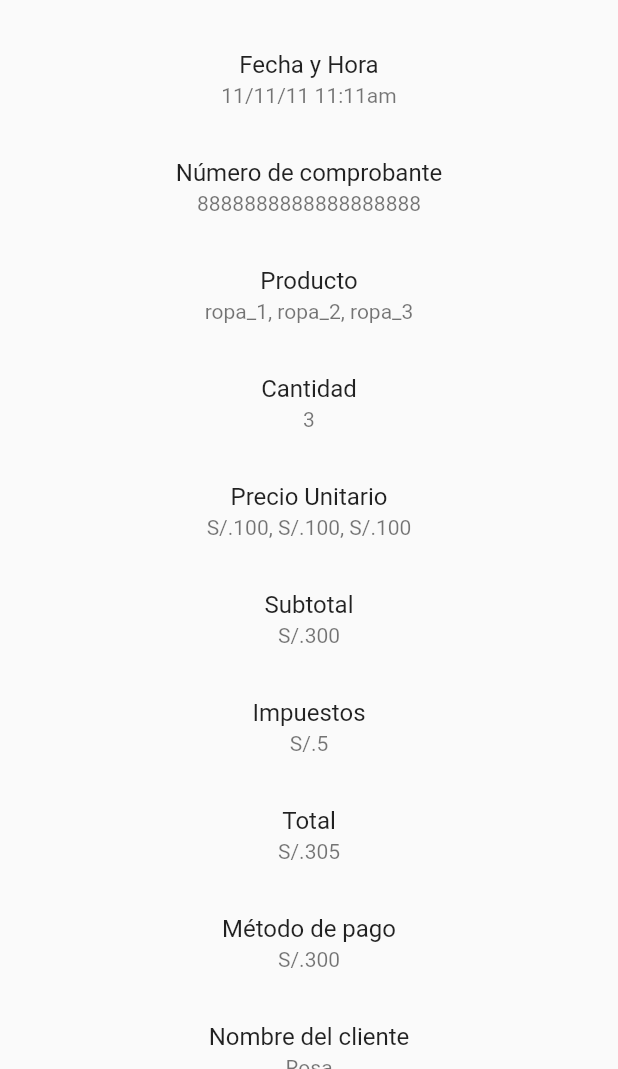
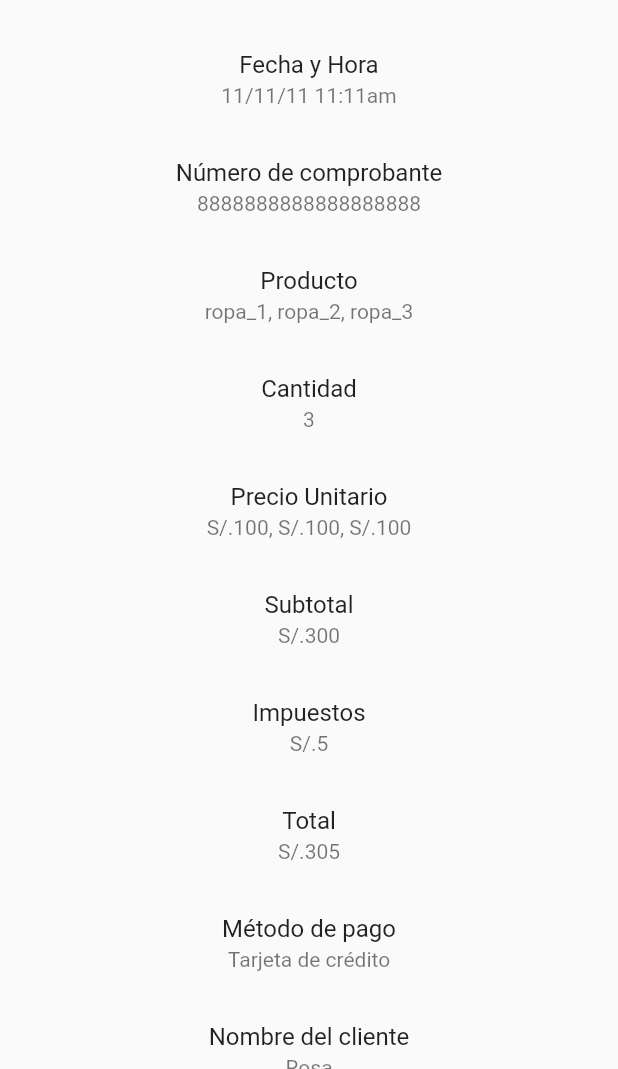
Before and after one commit to Jankarurosu/DressDeCode, a Flutter app: the Voucher screen opened directly, on a phone screen of 412 x 824 dp, the part 167-1236 px from its top. Run offline on Flutter 3.47's test engine with Material 2 defaults, Android fonts, the phone set to English and light mode, and no system bars.

```diff
--- a/dressdecode/lib/views/voucher.dart
+++ b/dressdecode/lib/views/voucher.dart
@@ -56,7 +56,7 @@ class _VoucherState extends State<Voucher> {
           ),
           ListTile(
             title: Text('Método de pago', textAlign: TextAlign.center),
-            subtitle: Text('S/.300', textAlign: TextAlign.center),
+            subtitle: Text("Tarjeta de crédito", textAlign: TextAlign.center),
           ),
           ListTile(
             title: Text('Nombre del cliente', textAlign: TextAlign.center),
```
